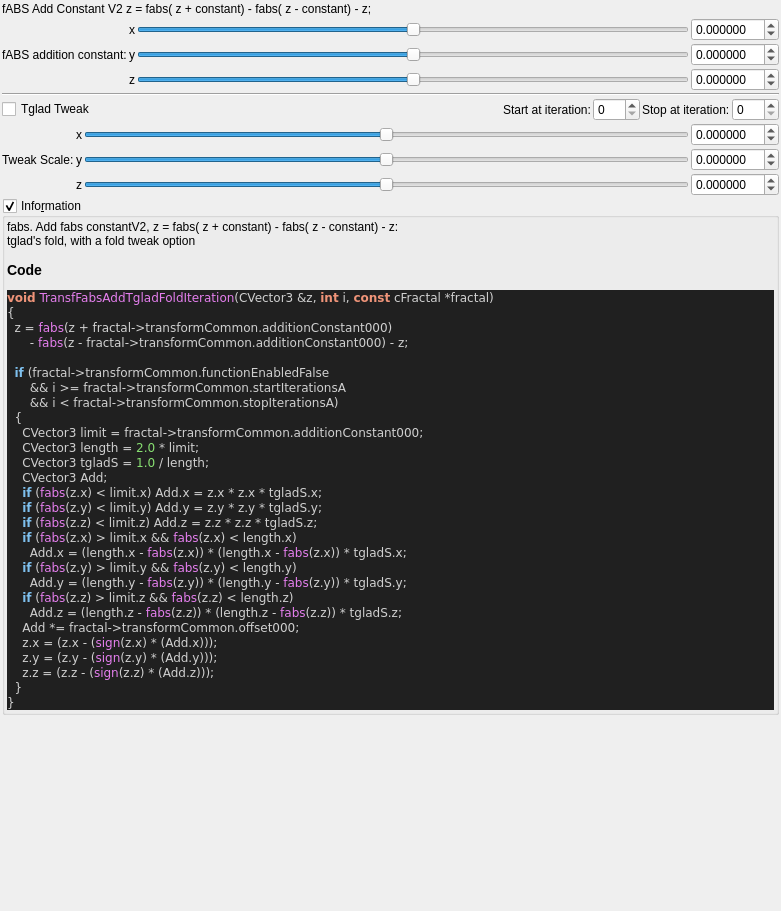
Above: mandelbulber2/qt_data/fractal_transf_fabs_add_tglad_fold.ui from buddhi1980/mandelbulber2 before the change. Below: the same form after it.
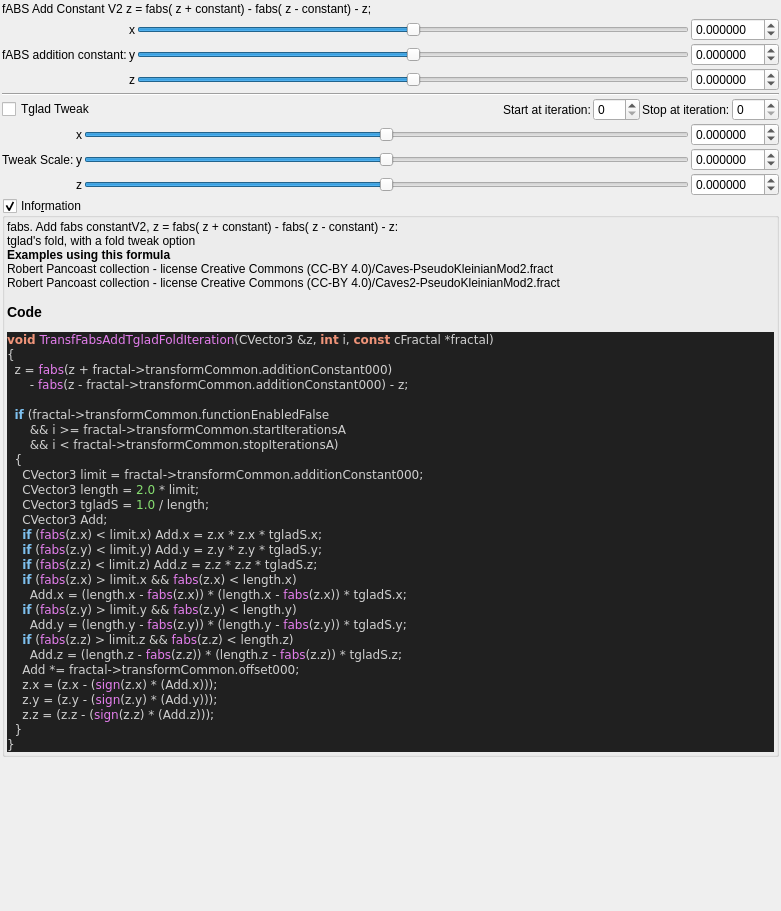
That is the form after the change. Custom widgets are drawn as their Qt base class.

Commit message: populateUiInformation - mostly example usage to ui files

```diff
--- a/mandelbulber2/qt_data/fractal_transf_fabs_add_tglad_fold.ui
+++ b/mandelbulber2/qt_data/fractal_transf_fabs_add_tglad_fold.ui
@@ -503,7 +503,7 @@
         <property name="text">
          <string notr="true">&lt;p&gt;fabs. Add fabs constantV2,  z = fabs( z + constant) - fabs( z - constant) - z:&lt;br&gt;tglad's fold, with a fold tweak option&lt;/p&gt;&lt;table&gt;
 &lt;/table&gt;
-&lt;h3&gt;Code&lt;/h3&gt;
+&lt;br&gt;&lt;b&gt;Examples using this formula&lt;/b&gt;&lt;br&gt;Robert Pancoast collection - license Creative Commons (CC-BY 4.0)/Caves-PseudoKleinianMod2.fract&lt;br&gt;Robert Pancoast collection - license Creative Commons (CC-BY 4.0)/Caves2-PseudoKleinianMod2.fract&lt;h3&gt;Code&lt;/h3&gt;
 &lt;body style=&quot;background-color:#202020&quot;&gt;
 &lt;pre style=&quot;color:#d0d0d0; background-color:#202020;  font-family:'Courier New',monospace;&quot;&gt;&lt;span style=&quot;color:#f09479; font-weight:bold&quot;&gt;void&lt;/span&gt; &lt;span style=&quot;color:#e47eed&quot;&gt;TransfFabsAddTgladFoldIteration&lt;/span&gt;&lt;span style=&quot;color:#d0d0d0&quot;&gt;(&lt;/span&gt;CVector3 &lt;span style=&quot;color:#d0d0d0&quot;&gt;&amp;amp;&lt;/span&gt;z&lt;span style=&quot;color:#d0d0d0&quot;&gt;,&lt;/span&gt; &lt;span style=&quot;color:#f09479; font-weight:bold&quot;&gt;int&lt;/span&gt; i&lt;span style=&quot;color:#d0d0d0&quot;&gt;,&lt;/span&gt; &lt;span style=&quot;color:#f09479; font-weight:bold&quot;&gt;const&lt;/span&gt; cFractal &lt;span style=&quot;color:#d0d0d0&quot;&gt;*&lt;/span&gt;fractal&lt;span style=&quot;color:#d0d0d0&quot;&gt;)&lt;/span&gt;
 &lt;span style=&quot;color:#d0d0d0&quot;&gt;{&lt;/span&gt;
```
The commit also changes 57 other files.
